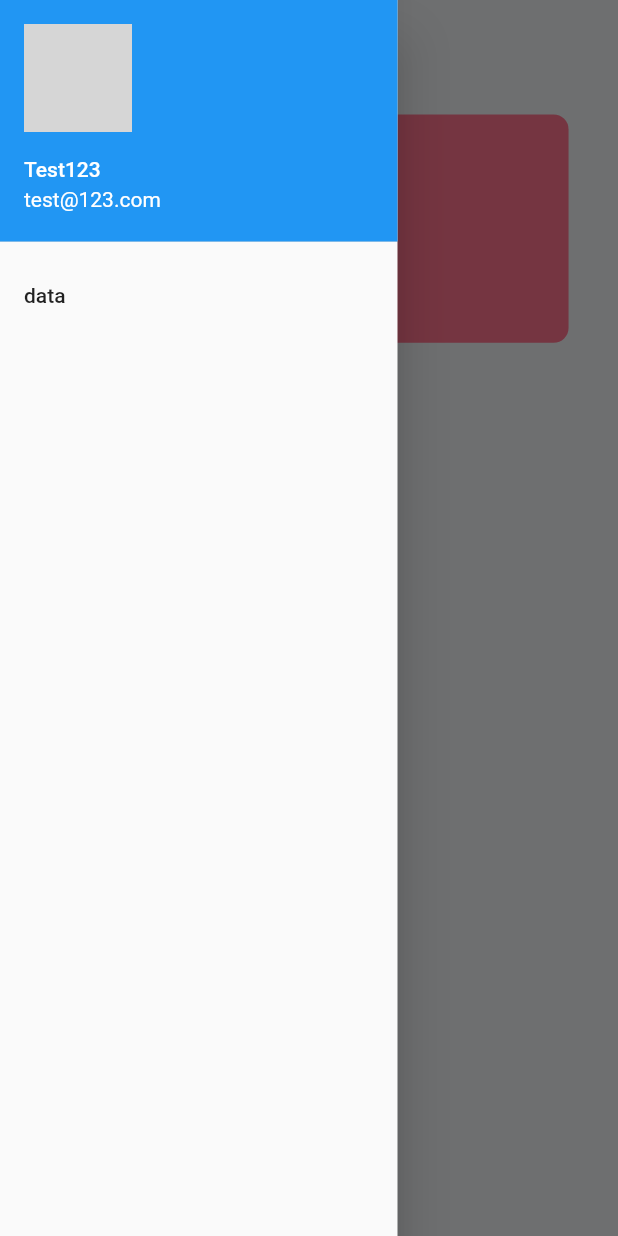
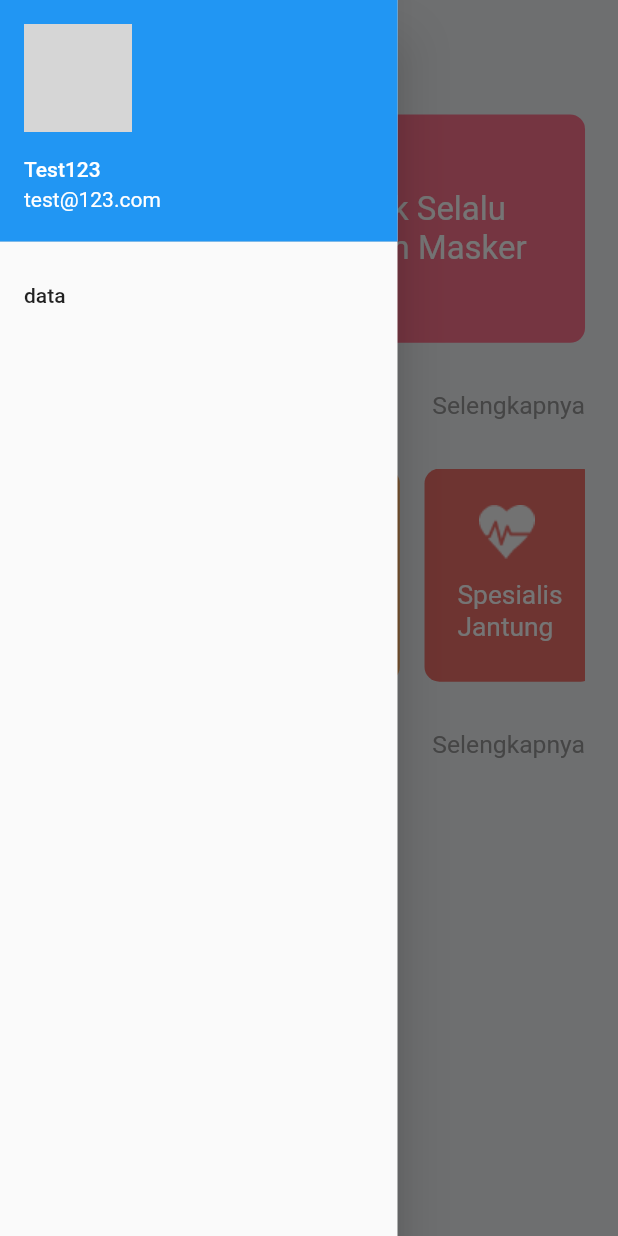
Before and after one commit to alwijein/dokterinaja, a Flutter app: the HomeScreen screen opened by its route, with the side drawer open, on a phone screen of 412 x 824 dp. Run offline on Flutter 3.47's test engine with Material 2 defaults, Android fonts, the phone set to English and light mode, and no system bars; our stand-ins replace flutter_svg, google_fonts; network calls fail; grey boxes are pictures that could not be loaded.

Commit message:
membuat banner dan kategori list

```diff
--- /dev/null
+++ b/lib/screens/home_screen/components/banner_card.dart
@@ -0,0 +1,45 @@
+import 'package:dokterin_aja/constants.dart';
+import 'package:dokterin_aja/size_config.dart';
+import 'package:flutter/material.dart';
+
+class BannerCard extends StatelessWidget {
+  const BannerCard({
+    Key key,
+    this.text,
+    this.image,
+  }) : super(key: key);
+
+  final String text, image;
+
+  @override
+  Widget build(BuildContext context) {
+    return Container(
+      width: SizeConfig.screenWidth,
+      height: getPropertionateScreenHeight(150),
+      decoration: BoxDecoration(
+        color: kPrimaryColor,
+        borderRadius: BorderRadius.circular(10),
+      ),
+      child: Padding(
+        padding: EdgeInsets.symmetric(
+          horizontal: getPropertionateScreenWidht(15),
+        ),
+        child: Row(
+          children: [
+            Image.asset(image),
+            Flexible(
+              child: Text(
+                text,
+                textAlign: TextAlign.center,
+                style: TextStyle(
+                  color: Colors.white,
+                  fontSize: getPropertionateScreenWidht(20),
+                ),
+              ),
+            )
+          ],
+        ),
+      ),
+    );
+  }
+}
--- a/lib/screens/home_screen/components/body.dart
+++ b/lib/screens/home_screen/components/body.dart
@@ -1,6 +1,10 @@
 import 'package:dokterin_aja/constants.dart';
+import 'package:dokterin_aja/screens/home_screen/components/banner_card.dart';
+import 'package:dokterin_aja/screens/home_screen/components/card_kategori.dart';
+import 'package:dokterin_aja/screens/home_screen/components/headling_text.dart';
 import 'package:dokterin_aja/size_config.dart';
 import 'package:flutter/material.dart';
+import 'package:flutter_svg/flutter_svg.dart';
 
 class Body extends StatelessWidget {
   @override
@@ -10,33 +14,87 @@ class Body extends StatelessWidget {
       child: SizedBox(
         width: double.infinity,
         child: SingleChildScrollView(
+          child: Padding(
+            padding: EdgeInsets.symmetric(
+              horizontal: getPropertionateScreenWidht(20),
+              vertical: getPropertionateScreenHeight(20),
+            ),
             child: Container(
               width: SizeConfig.screenWidth,
               child: Column(
                 mainAxisAlignment: MainAxisAlignment.center,
                 children: [
-                Padding(
-                  padding: EdgeInsets.symmetric(
-                    horizontal: getPropertionateScreenWidht(30),
-                    vertical: getPropertionateScreenHeight(20),
+                  BannerCard(
+                    image: 'assets/images/banner-photo.png',
+                    text: "Ingat Untuk Selalu Mengenakan Masker",
                   ),
-                  child: Container(
-                    width: SizeConfig.screenWidth,
-                    height: getPropertionateScreenHeight(150),
-                    decoration: BoxDecoration(
-                      color: kPrimaryColor,
-                      borderRadius: BorderRadius.circular(10),
+                  SizedBox(
+                    height: getPropertionateScreenHeight(30),
                   ),
-                    child: Row(
-                      children: [],
+                  HeadlingText(
+                    text: "Kategori",
+                    press: () {},
                   ),
+                  SizedBox(
+                    height: getPropertionateScreenHeight(30),
                   ),
+                  buildKategoriList(),
+                  SizedBox(
+                    height: getPropertionateScreenHeight(30),
+                  ),
+                  HeadlingText(
+                    text: "Daftar Dokter",
+                    press: () {},
                   ),
                 ],
               ),
             ),
           ),
         ),
+      ),
+    );
+  }
+
+  SingleChildScrollView buildKategoriList() {
+    return SingleChildScrollView(
+      scrollDirection: Axis.horizontal,
+      child: Row(
+        children: [
+          CardKategori(
+            image: 'assets/icons/dental_surgeon.png',
+            text: "Spesialis\nGigi",
+            cardColor: kBlueColor,
+            press: () {},
+          ),
+          SizedBox(
+            width: getPropertionateScreenWidht(15),
+          ),
+          CardKategori(
+            image: 'assets/icons/eye_specialist.png',
+            text: "Spesialis\nMata",
+            cardColor: kYellowColor,
+            press: () {},
+          ),
+          SizedBox(
+            width: getPropertionateScreenWidht(15),
+          ),
+          CardKategori(
+            image: 'assets/icons/heart_surgeon.png',
+            text: "Spesialis\nJantung",
+            cardColor: kOrangeColor,
+            press: () {},
+          ),
+          SizedBox(
+            width: getPropertionateScreenWidht(15),
+          ),
+          CardKategori(
+            image: 'assets/icons/dental_surgeon.png',
+            text: "Spesialis\nGigi",
+            cardColor: kBlueColor,
+            press: () {},
+          ),
+        ],
+      ),
     );
   }
 }
--- /dev/null
+++ b/lib/screens/home_screen/components/card_kategori.dart
@@ -0,0 +1,47 @@
+import 'package:dokterin_aja/size_config.dart';
+import 'package:flutter/material.dart';
+
+class CardKategori extends StatelessWidget {
+  const CardKategori({
+    Key key,
+    this.image,
+    this.text,
+    this.press,
+    this.cardColor,
+  }) : super(key: key);
+  final String image, text;
+  final Function press;
+  final Color cardColor;
+  @override
+  Widget build(BuildContext context) {
+    return Container(
+      height: getPropertionateScreenHeight(140),
+      decoration: BoxDecoration(
+        color: cardColor,
+        borderRadius: BorderRadius.circular(10),
+      ),
+      child: Padding(
+        padding: EdgeInsets.symmetric(
+          horizontal: getPropertionateScreenWidht(20),
+          vertical: getPropertionateScreenHeight(10),
+        ),
+        child: Column(
+          crossAxisAlignment: CrossAxisAlignment.start,
+          children: [
+            Image.asset(
+              image,
+              width: getPropertionateScreenWidht(60),
+            ),
+            Text(
+              text,
+              style: TextStyle(
+                color: Colors.white,
+                fontSize: getPropertionateScreenWidht(16),
+              ),
+            )
+          ],
+        ),
+      ),
+    );
+  }
+}
--- /dev/null
+++ b/lib/screens/home_screen/components/headling_text.dart
@@ -0,0 +1,39 @@
+import 'package:dokterin_aja/constants.dart';
+import 'package:dokterin_aja/size_config.dart';
+import 'package:flutter/material.dart';
+
+class HeadlingText extends StatelessWidget {
+  const HeadlingText({
+    Key key,
+    this.text,
+    this.press,
+  }) : super(key: key);
+  final String text;
+  final Function press;
+  @override
+  Widget build(BuildContext context) {
+    return Row(
+      mainAxisAlignment: MainAxisAlignment.spaceBetween,
+      children: [
+        Text(
+          text,
+          style: TextStyle(
+            color: kTextColor,
+            fontSize: getPropertionateScreenWidht(18),
+            fontWeight: FontWeight.bold,
+          ),
+        ),
+        GestureDetector(
+          onTap: press,
+          child: Text(
+            "Selengkapnya",
+            style: TextStyle(
+              color: kSecondaryColor,
+              fontSize: getPropertionateScreenWidht(15),
+            ),
+          ),
+        ),
+      ],
+    );
+  }
+}
```
Also changed, not shown: assets/icons/dental_surgeon.png (added), assets/icons/eye_specialist.png (added), assets/icons/heart_surgeon.png (added), assets/images/banner-photo.png (added), 1 other file. Lines whose indentation alone changed are shown as unchanged.
